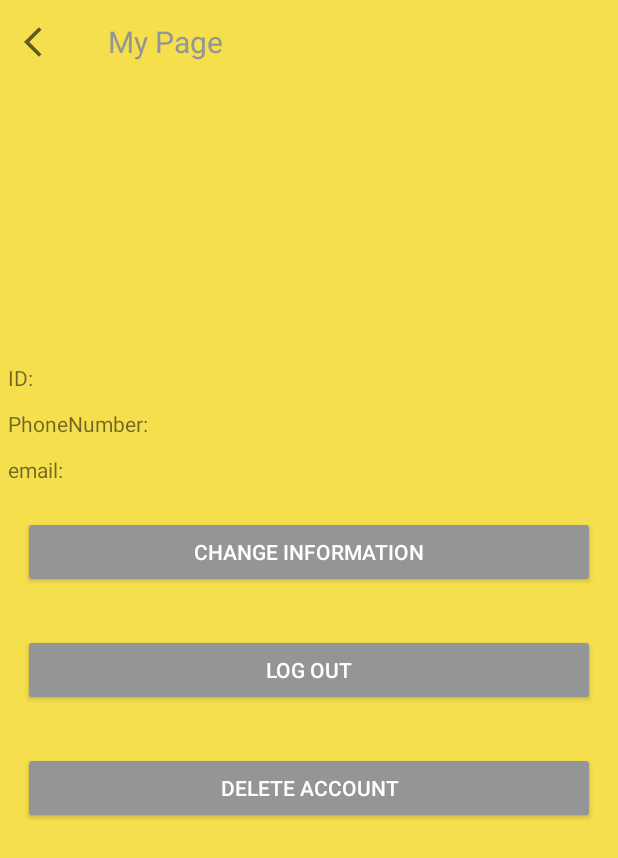
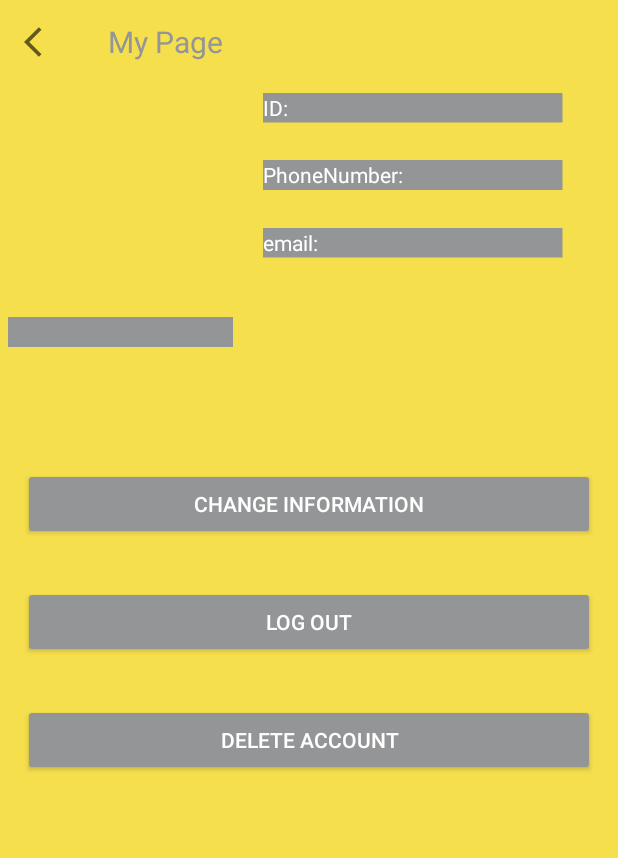
Before and after one commit to Cap0011/CoordiKing-KimCoordi, an Android app: the MyPageActivity screen opened directly, with no data from a screen before it, on a phone screen of 412 x 824 dp. Shown: the top 858 px of the screen. Run offline under Robolectric (Android 15) with nearby library versions, the phone set to English and light mode, and no system bars; our stand-ins replace Firebase (no records; nobody signed in at launch, a user with empty details on screens opened directly).

Commit message:
fixed UI

```diff
--- a/app/src/main/res/layout/activity_my_page.xml
+++ b/app/src/main/res/layout/activity_my_page.xml
@@ -29,34 +29,48 @@
 
     <TextView
         android:id="@+id/mypage_txt_name"
-        android:layout_width="300dp"
+        android:layout_width="150dp"
         android:layout_height="20dp"
         android:layout_margin="5dp"
+        android:background="@color/panton_grey"
+        android:textColor="@color/white"
         android:text="name"
         android:visibility="visible" />
 
     <TextView
         android:id="@+id/mypage_txt_ID"
-        android:layout_width="300dp"
+        android:layout_width="200dp"
         android:layout_height="20dp"
-        android:layout_margin="5dp"
+        android:layout_margin="0dp"
+        android:background="@color/panton_grey"
         android:text="ID: "
+        android:textColor="@color/white"
+        android:translationX="175dp"
+        android:translationY="-175dp"
         android:visibility="visible" />
 
     <TextView
         android:id="@+id/mypage_txt_phonenumber"
-        android:layout_width="300dp"
+        android:layout_width="200dp"
         android:layout_height="20dp"
-        android:layout_margin="5dp"
+        android:layout_margin="0dp"
+        android:background="@color/panton_grey"
         android:text="PhoneNumber: "
+        android:textColor="@color/white"
+        android:translationX="175dp"
+        android:translationY="-150dp"
         android:visibility="visible" />
 
     <TextView
         android:id="@+id/mypage_txt_email"
-        android:layout_width="300dp"
+        android:layout_width="200dp"
         android:layout_height="20dp"
-        android:layout_margin="5dp"
-        android:text="email: " />
+        android:layout_margin="0dp"
+        android:background="@color/panton_grey"
+        android:text="email: "
+        android:textColor="@color/white"
+        android:translationX="175dp"
+        android:translationY="-125dp" />
 
     <androidx.appcompat.widget.AppCompatButton
         android:id="@+id/mypage_btn_changeInformation"
```
Also changed, not shown: app/build.gradle (+21 -2 lines).
